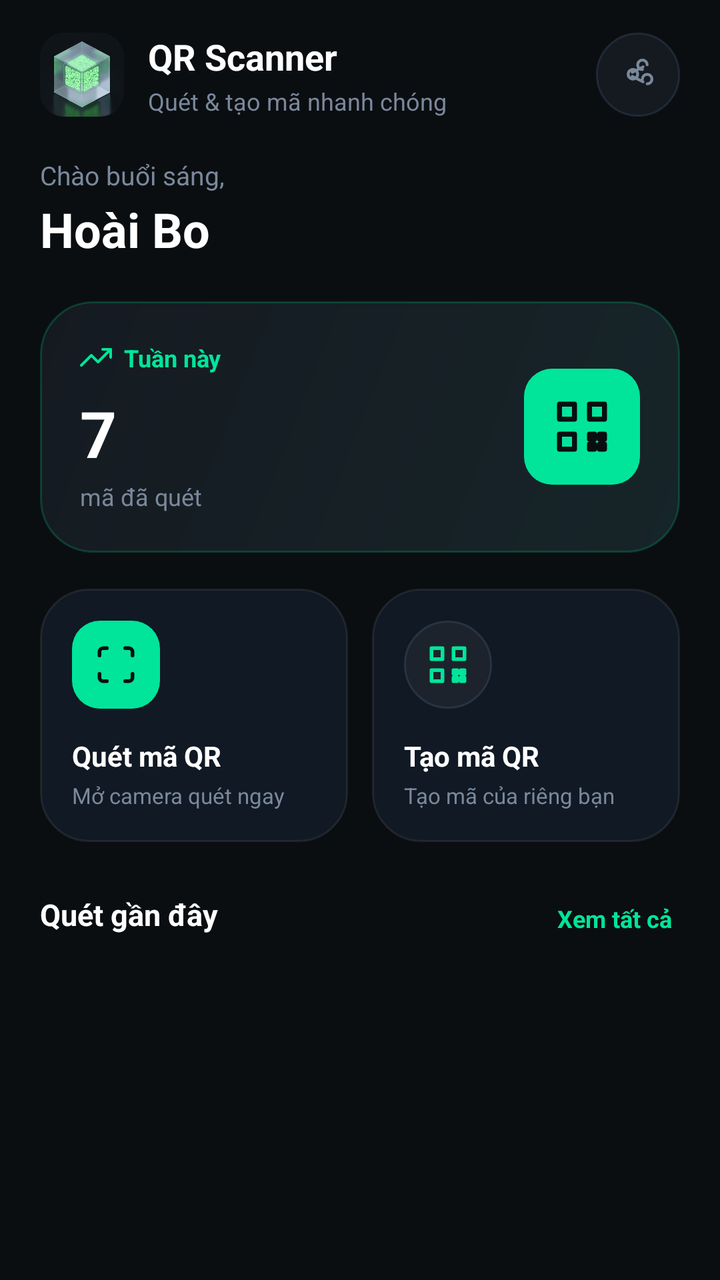
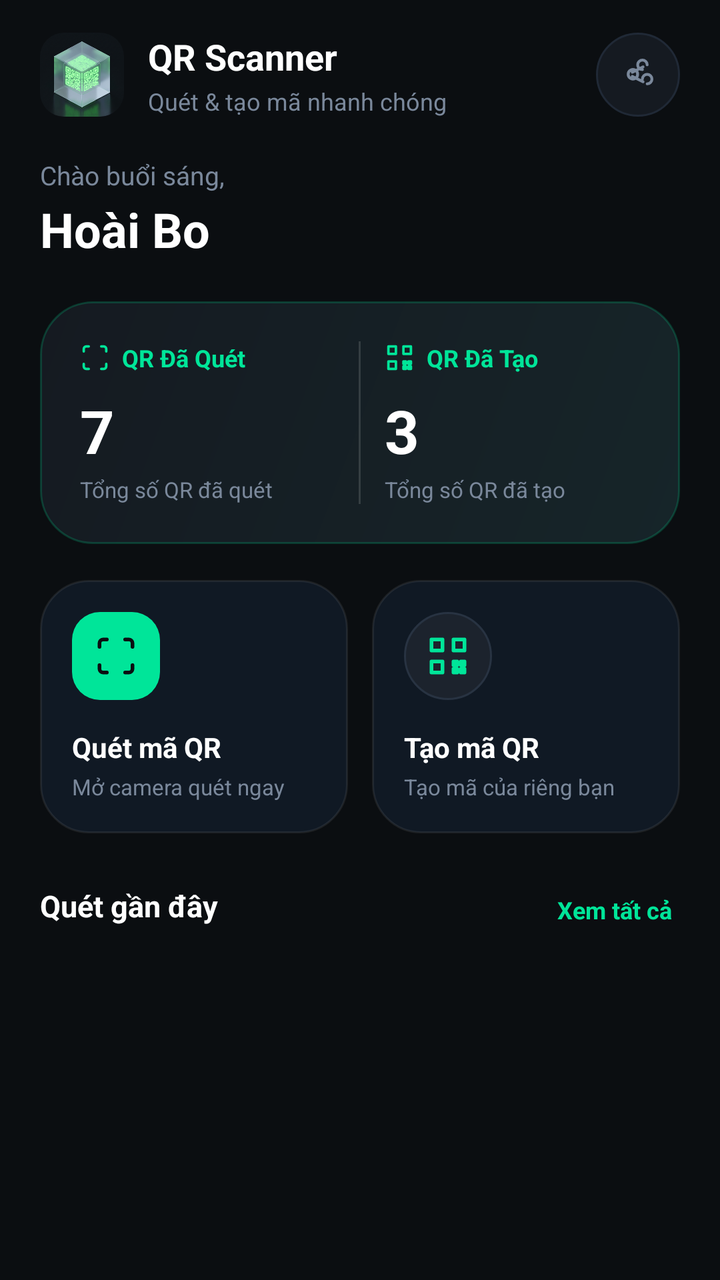

Before-and-after screenshots of an Android layout around one commit, followed by the original layout XML and the change that was made.
<!-- AndroidManifest.xml: application theme Theme.QRStudio -->
<!-- res/layout/fragment_home.xml -->
<?xml version="1.0" encoding="utf-8"?>
<ScrollView xmlns:android="http://schemas.android.com/apk/res/android"
    xmlns:app="http://schemas.android.com/apk/res-auto"
    android:layout_width="match_parent"
    android:layout_height="match_parent"
    android:background="@color/qr_background"
    android:fillViewport="true">

    <LinearLayout
        android:layout_width="match_parent"
        android:layout_height="wrap_content"
        android:orientation="vertical"
        android:paddingStart="20dp"
        android:paddingEnd="20dp"
        android:paddingTop="16dp"
        android:paddingBottom="24dp">

        
        <RelativeLayout
            android:layout_width="match_parent"
            android:layout_height="wrap_content">
            <LinearLayout
                android:layout_width="wrap_content"
                android:layout_height="wrap_content"
                android:orientation="horizontal"
                android:gravity="center_vertical"
                android:layout_alignParentStart="true"
                android:layout_centerVertical="true">
                <androidx.cardview.widget.CardView
                    android:layout_width="42dp"
                    android:layout_height="42dp"
                    app:cardCornerRadius="12dp"
                    app:cardElevation="0dp"
                    app:cardBackgroundColor="@android:color/transparent">
                    <ImageView
                        android:layout_width="match_parent"
                        android:layout_height="match_parent"
                        android:scaleType="centerCrop"
                        android:src="@drawable/app_logo" />
                </androidx.cardview.widget.CardView>
                <LinearLayout
                    android:layout_width="wrap_content"
                    android:layout_height="wrap_content"
                    android:layout_marginStart="12dp"
                    android:orientation="vertical">
                    <TextView
                        android:layout_width="wrap_content"
                        android:layout_height="wrap_content"
                        android:text="QR Scanner"
                        android:textColor="@color/qr_foreground"
                        android:textSize="18sp"
                        android:textStyle="bold" />
                    <TextView
                        android:layout_width="wrap_content"
                        android:layout_height="wrap_content"
                        android:layout_marginTop="2dp"
                        android:text="Quét &amp; tạo mã nhanh chóng"
                        android:textColor="@color/qr_muted"
                        android:textSize="12sp" />
                </LinearLayout>
            </LinearLayout>

            <FrameLayout
                android:layout_width="42dp"
                android:layout_height="42dp"
                android:layout_alignParentEnd="true"
                android:layout_centerVertical="true"
                android:background="@drawable/bg_circle_button">
                <ImageView
                    android:layout_width="19dp"
                    android:layout_height="19dp"
                    android:layout_gravity="center"
                    android:src="@drawable/ic_share_node"
                    app:tint="@color/qr_muted" />
            </FrameLayout>
        </RelativeLayout>

        
        <LinearLayout
            android:layout_width="match_parent"
            android:layout_height="wrap_content"
            android:layout_marginTop="20dp"
            android:orientation="vertical">
            <TextView
                android:layout_width="wrap_content"
                android:layout_height="wrap_content"
                android:text="Chào buổi sáng,"
                android:textColor="@color/qr_muted"
                android:textSize="13sp" />
            <TextView
                android:layout_width="wrap_content"
                android:layout_height="wrap_content"
                android:layout_marginTop="2dp"
                android:text="Hoài Bo"
                android:textColor="@color/qr_foreground"
                android:textSize="24sp"
                android:textStyle="bold" />
        </LinearLayout>

        
        <RelativeLayout
            android:layout_width="match_parent"
            android:layout_height="wrap_content"
            android:layout_marginTop="20dp"
            android:background="@drawable/bg_stat_card"
            android:padding="20dp">

            <LinearLayout
                android:layout_width="wrap_content"
                android:layout_height="wrap_content"
                android:orientation="vertical"
                android:layout_alignParentStart="true"
                android:layout_centerVertical="true">
                <LinearLayout
                    android:layout_width="wrap_content"
                    android:layout_height="wrap_content"
                    android:gravity="center_vertical"
                    android:orientation="horizontal">
                    <ImageView
                        android:layout_width="16dp"
                        android:layout_height="16dp"
                        android:src="@drawable/ic_trending_up"
                        app:tint="@color/qr_mint" />
                    <TextView
                        android:layout_width="wrap_content"
                        android:layout_height="wrap_content"
                        android:layout_marginStart="6dp"
                        android:text="Tuần này"
                        android:textColor="@color/qr_mint"
                        android:textSize="12sp"
                        android:textStyle="bold" />
                </LinearLayout>

                <TextView
                    android:id="@+id/tvScanCount"
                    android:layout_width="wrap_content"
                    android:layout_height="wrap_content"
                    android:layout_marginTop="8dp"
                    android:text="7"
                    android:textColor="@color/qr_foreground"
                    android:textSize="32sp"
                    android:textStyle="bold" />

                <TextView
                    android:layout_width="wrap_content"
                    android:layout_height="wrap_content"
                    android:layout_marginTop="2dp"
                    android:text="mã đã quét"
                    android:textColor="@color/qr_muted"
                    android:textSize="12sp" />
            </LinearLayout>

            <FrameLayout
                android:layout_width="58dp"
                android:layout_height="58dp"
                android:layout_alignParentEnd="true"
                android:layout_centerVertical="true"
                android:background="@drawable/bg_badge_mint">
                <ImageView
                    android:layout_width="30dp"
                    android:layout_height="30dp"
                    android:layout_gravity="center"
                    android:src="@drawable/ic_nav_generate"
                    app:tint="@color/qr_mint_dark" />
            </FrameLayout>
        </RelativeLayout>

        
        <LinearLayout
            android:layout_width="match_parent"
            android:layout_height="wrap_content"
            android:layout_marginTop="18dp"
            android:orientation="horizontal">

            
            <LinearLayout
                android:id="@+id/cardQuickScan"
                android:layout_width="0dp"
                android:layout_height="wrap_content"
                android:layout_weight="1"
                android:layout_marginEnd="6dp"
                android:background="@drawable/bg_card"
                android:orientation="vertical"
                android:padding="16dp"
                android:clickable="true"
                android:focusable="true">
                <FrameLayout
                    android:layout_width="44dp"
                    android:layout_height="44dp"
                    android:background="@drawable/bg_badge_mint">
                    <ImageView
                        android:layout_width="22dp"
                        android:layout_height="22dp"
                        android:layout_gravity="center"
                        android:src="@drawable/ic_nav_scan"
                        app:tint="@color/qr_mint_dark" />
                </FrameLayout>
                <TextView
                    android:layout_width="wrap_content"
                    android:layout_height="wrap_content"
                    android:layout_marginTop="14dp"
                    android:text="Quét mã QR"
                    android:textColor="@color/qr_foreground"
                    android:textSize="14sp"
                    android:textStyle="bold" />
                <TextView
                    android:layout_width="wrap_content"
                    android:layout_height="wrap_content"
                    android:layout_marginTop="3dp"
                    android:text="Mở camera quét ngay"
                    android:textColor="@color/qr_muted"
                    android:textSize="11sp" />
            </LinearLayout>

            
            <LinearLayout
                android:id="@+id/cardQuickCreate"
                android:layout_width="0dp"
                android:layout_height="wrap_content"
                android:layout_weight="1"
                android:layout_marginStart="6dp"
                android:background="@drawable/bg_card"
                android:orientation="vertical"
                android:padding="16dp"
                android:clickable="true"
                android:focusable="true">
                <FrameLayout
                    android:layout_width="44dp"
                    android:layout_height="44dp"
                    android:background="@drawable/bg_icon_circle">
                    <ImageView
                        android:layout_width="22dp"
                        android:layout_height="22dp"
                        android:layout_gravity="center"
                        android:src="@drawable/ic_nav_generate"
                        app:tint="@color/qr_mint" />
                </FrameLayout>
                <TextView
                    android:layout_width="wrap_content"
                    android:layout_height="wrap_content"
                    android:layout_marginTop="14dp"
                    android:text="Tạo mã QR"
                    android:textColor="@color/qr_foreground"
                    android:textSize="14sp"
                    android:textStyle="bold" />
                <TextView
                    android:layout_width="wrap_content"
                    android:layout_height="wrap_content"
                    android:layout_marginTop="3dp"
                    android:text="Tạo mã của riêng bạn"
                    android:textColor="@color/qr_muted"
                    android:textSize="11sp" />
            </LinearLayout>
        </LinearLayout>

        
        <RelativeLayout
            android:layout_width="match_parent"
            android:layout_height="wrap_content"
            android:layout_marginTop="26dp">
            <TextView
                android:layout_width="wrap_content"
                android:layout_height="wrap_content"
                android:text="Quét gần đây"
                android:textColor="@color/qr_foreground"
                android:textSize="15sp"
                android:textStyle="bold" />
            <TextView
                android:id="@+id/btnViewAllRecent"
                android:layout_width="wrap_content"
                android:layout_height="wrap_content"
                android:layout_alignParentEnd="true"
                android:padding="4dp"
                android:text="Xem tất cả"
                android:textColor="@color/qr_mint"
                android:textSize="12sp"
                android:textStyle="bold"
                android:clickable="true"
                android:focusable="true" />
        </RelativeLayout>

        <TextView
            android:id="@+id/tvRecentEmpty"
            android:layout_width="match_parent"
            android:layout_height="wrap_content"
            android:layout_marginTop="12dp"
            android:background="@drawable/bg_card"
            android:padding="18dp"
            android:gravity="center"
            android:text="Chưa có mã nào được quét."
            android:textColor="@color/qr_muted"
            android:textSize="13sp"
            android:visibility="gone" />

        <androidx.recyclerview.widget.RecyclerView
            android:id="@+id/rvRecent"
            android:layout_width="match_parent"
            android:layout_height="wrap_content"
            android:layout_marginTop="12dp"
            android:nestedScrollingEnabled="false" />

    </LinearLayout>
</ScrollView>
<!-- resources referenced by this layout -->
<resources>
  <color name="qr_background">#0B0E11</color>
  <color name="qr_foreground">#FFFFFF</color>
  <color name="qr_mint">#00E599</color>
  <color name="qr_mint_dark">#0B0E11</color>
  <color name="qr_muted">#7A889B</color>
  <!-- drawable bg_badge_mint (drawable) -->
  <?xml version="1.0" encoding="utf-8"?>
  <shape xmlns:android="http://schemas.android.com/apk/res/android"
      android:shape="rectangle">
      <solid android:color="@color/qr_mint" />
      <corners android:radius="14dp" />
  </shape>
  <!-- drawable bg_card (drawable) -->
  <shape xmlns:android="http://schemas.android.com/apk/res/android"><solid android:color="#101924"/><corners android:radius="24dp"/><stroke android:width="1dp" android:color="#14FFFFFF"/></shape>
  <!-- drawable bg_circle_button (drawable) -->
  <?xml version="1.0" encoding="utf-8"?>
  <shape xmlns:android="http://schemas.android.com/apk/res/android"
      android:shape="oval">
      <solid android:color="@color/qr_card" />
      <stroke
          android:width="1dp"
          android:color="@color/qr_card_stroke" />
  </shape>
  <!-- drawable bg_icon_circle (drawable) -->
  <?xml version="1.0" encoding="utf-8"?>
  <shape xmlns:android="http://schemas.android.com/apk/res/android"
      android:shape="oval">
      <solid android:color="@color/qr_icon_bg" />
      <stroke
          android:width="1dp"
          android:color="@color/qr_icon_stroke" />
  </shape>
  <!-- drawable bg_stat_card (drawable) -->
  <?xml version="1.0" encoding="utf-8"?>
  <shape xmlns:android="http://schemas.android.com/apk/res/android"
      android:shape="rectangle">
      <gradient
          android:startColor="#162529"
          android:endColor="#151A21"
          android:angle="135" />
      <stroke
          android:width="1dp"
          android:color="#3300E599" />
      <corners android:radius="26dp" />
  </shape>
  <!-- drawable ic_nav_scan (drawable) -->
  <vector xmlns:android="http://schemas.android.com/apk/res/android"
      android:width="24dp"
      android:height="24dp"
      android:viewportWidth="24"
      android:viewportHeight="24">
      <path
          android:fillColor="@android:color/transparent"
          android:strokeColor="#FFFFFF"
          android:strokeWidth="2"
          android:strokeLineCap="round"
          android:strokeLineJoin="round"
          android:pathData="M3,7V5a2,2 0 0,1 2,-2h2 M17,3h2a2,2 0 0,1 2,2v2 M21,17v2a2,2 0 0,1 -2,2h-2 M7,21H5a2,2 0 0,1 -2,-2v-2" />
  </vector>
  <!-- drawable ic_share_node (drawable) -->
  <vector xmlns:android="http://schemas.android.com/apk/res/android"
      android:width="24dp"
      android:height="24dp"
      android:viewportWidth="24"
      android:viewportHeight="24">
      <path
          android:strokeColor="#A0AEC0"
          android:strokeWidth="1.8"
          android:strokeLineCap="round"
          android:strokeLineJoin="round"
          android:pathData="M18,6a3,3 0 1,0 -3,3 M6,12a3,3 0 1,0 0,-0.1 M18,18a3,3 0 1,0 -3,-3 M8.6,10.7l6.8,-3.4 M8.6,13.3l6.8,3.4" />
  </vector>
  <!-- drawable ic_trending_up (drawable) -->
  <vector xmlns:android="http://schemas.android.com/apk/res/android"
      android:width="24dp"
      android:height="24dp"
      android:viewportWidth="24"
      android:viewportHeight="24">
      <path
          android:fillColor="@android:color/transparent"
          android:strokeColor="#00E599"
          android:strokeWidth="2"
          android:strokeLineCap="round"
          android:strokeLineJoin="round"
          android:pathData="M23,6l-9.5,9.5 -5,-5L1,18 M17,6h6v6" />
  </vector>
  <style name="Theme.QRStudio" parent="Theme.AppCompat.DayNight.NoActionBar">
          <item name="android:colorAccent">#23EFC2</item>
          <item name="android:statusBarColor">#070E16</item>
          <item name="android:navigationBarColor">#070E16</item>
          <item name="android:windowLightStatusBar">false</item>
      </style>
  <color name="qr_card">#151A21</color>
  <color name="qr_card_stroke">#202936</color>
  <color name="qr_icon_bg">#1C232D</color>
  <color name="qr_icon_stroke">#283342</color>
  <!-- unchanged entries left out for length: 2 -->
</resources>

<!-- the commit's change to res/layout/fragment_home.xml (unified diff, before → after) -->
@@ -98,34 +98,39 @@
         </LinearLayout>
 
         
-        <RelativeLayout
+        <LinearLayout
             android:layout_width="match_parent"
             android:layout_height="wrap_content"
             android:layout_marginTop="20dp"
             android:background="@drawable/bg_stat_card"
+            android:baselineAligned="false"
+            android:orientation="horizontal"
             android:padding="20dp">
 
-            <LinearLayout
-                android:layout_width="wrap_content"
-                android:layout_height="wrap_content"
-                android:orientation="vertical"
-                android:layout_alignParentStart="true"
-                android:layout_centerVertical="true">
+            
+            <LinearLayout
+                android:layout_width="0dp"
+                android:layout_height="wrap_content"
+                android:layout_weight="1"
+                android:orientation="vertical">
+
                 <LinearLayout
                     android:layout_width="wrap_content"
                     android:layout_height="wrap_content"
                     android:gravity="center_vertical"
                     android:orientation="horizontal">
-                    <ImageView
-                        android:layout_width="16dp"
-                        android:layout_height="16dp"
-                        android:src="@drawable/ic_trending_up"
+
+                    <ImageView
+                        android:layout_width="15dp"
+                        android:layout_height="15dp"
+                        android:src="@drawable/ic_nav_scan"
                         app:tint="@color/qr_mint" />
+
                     <TextView
                         android:layout_width="wrap_content"
                         android:layout_height="wrap_content"
                         android:layout_marginStart="6dp"
-                        android:text="Tuần này"
+                        android:text="QR Đã Quét"
                         android:textColor="@color/qr_mint"
                         android:textSize="12sp"
                         android:textStyle="bold" />
@@ -138,32 +143,73 @@
                     android:layout_marginTop="8dp"
                     android:text="7"
                     android:textColor="@color/qr_foreground"
-                    android:textSize="32sp"
+                    android:textSize="30sp"
                     android:textStyle="bold" />
 
                 <TextView
                     android:layout_width="wrap_content"
                     android:layout_height="wrap_content"
                     android:layout_marginTop="2dp"
-                    android:text="mã đã quét"
+                    android:text="Tổng số QR đã quét"
                     android:textColor="@color/qr_muted"
-                    android:textSize="12sp" />
-            </LinearLayout>
-
-            <FrameLayout
-                android:layout_width="58dp"
-                android:layout_height="58dp"
-                android:layout_alignParentEnd="true"
-                android:layout_centerVertical="true"
-                android:background="@drawable/bg_badge_mint">
-                <ImageView
-                    android:layout_width="30dp"
-                    android:layout_height="30dp"
-                    android:layout_gravity="center"
-                    android:src="@drawable/ic_nav_generate"
-                    app:tint="@color/qr_mint_dark" />
-            </FrameLayout>
-        </RelativeLayout>
+                    android:textSize="11sp" />
+            </LinearLayout>
+
+            
+            <View
+                android:layout_width="1dp"
+                android:layout_height="match_parent"
+                android:layout_marginHorizontal="12dp"
+                android:background="#22FFFFFF" />
+
+            
+            <LinearLayout
+                android:layout_width="0dp"
+                android:layout_height="wrap_content"
+                android:layout_weight="1"
+                android:orientation="vertical">
+
+                <LinearLayout
+                    android:layout_width="wrap_content"
+                    android:layout_height="wrap_content"
+                    android:gravity="center_vertical"
+                    android:orientation="horizontal">
+
+                    <ImageView
+                        android:layout_width="15dp"
+                        android:layout_height="15dp"
+                        android:src="@drawable/ic_nav_generate"
+                        app:tint="@color/qr_mint" />
+
+                    <TextView
+                        android:layout_width="wrap_content"
+                        android:layout_height="wrap_content"
+                        android:layout_marginStart="6dp"
+                        android:text="QR Đã Tạo"
+                        android:textColor="@color/qr_mint"
+                        android:textSize="12sp"
+                        android:textStyle="bold" />
+                </LinearLayout>
+
+                <TextView
+                    android:id="@+id/tvCreatedCount"
+                    android:layout_width="wrap_content"
+                    android:layout_height="wrap_content"
+                    android:layout_marginTop="8dp"
+                    android:text="3"
+                    android:textColor="@color/qr_foreground"
+                    android:textSize="30sp"
+                    android:textStyle="bold" />
+
+                <TextView
+                    android:layout_width="wrap_content"
+                    android:layout_height="wrap_content"
+                    android:layout_marginTop="2dp"
+                    android:text="Tổng số QR đã tạo"
+                    android:textColor="@color/qr_muted"
+                    android:textSize="11sp" />
+            </LinearLayout>
+        </LinearLayout>
 
         
         <LinearLayout
<!-- resource entries referenced after the edit -->
@@ -72,20 +72,6 @@
           android:strokeLineJoin="round"
           android:pathData="M18,6a3,3 0 1,0 -3,3 M6,12a3,3 0 1,0 0,-0.1 M18,18a3,3 0 1,0 -3,-3 M8.6,10.7l6.8,-3.4 M8.6,13.3l6.8,3.4" />
   </vector>
-  <!-- drawable ic_trending_up (drawable) -->
-  <vector xmlns:android="http://schemas.android.com/apk/res/android"
-      android:width="24dp"
-      android:height="24dp"
-      android:viewportWidth="24"
-      android:viewportHeight="24">
-      <path
-          android:fillColor="@android:color/transparent"
-          android:strokeColor="#00E599"
-          android:strokeWidth="2"
-          android:strokeLineCap="round"
-          android:strokeLineJoin="round"
-          android:pathData="M23,6l-9.5,9.5 -5,-5L1,18 M17,6h6v6" />
-  </vector>
   <style name="Theme.QRStudio" parent="Theme.AppCompat.DayNight.NoActionBar">
           <item name="android:colorAccent">#23EFC2</item>
           <item name="android:statusBarColor">#070E16</item>
